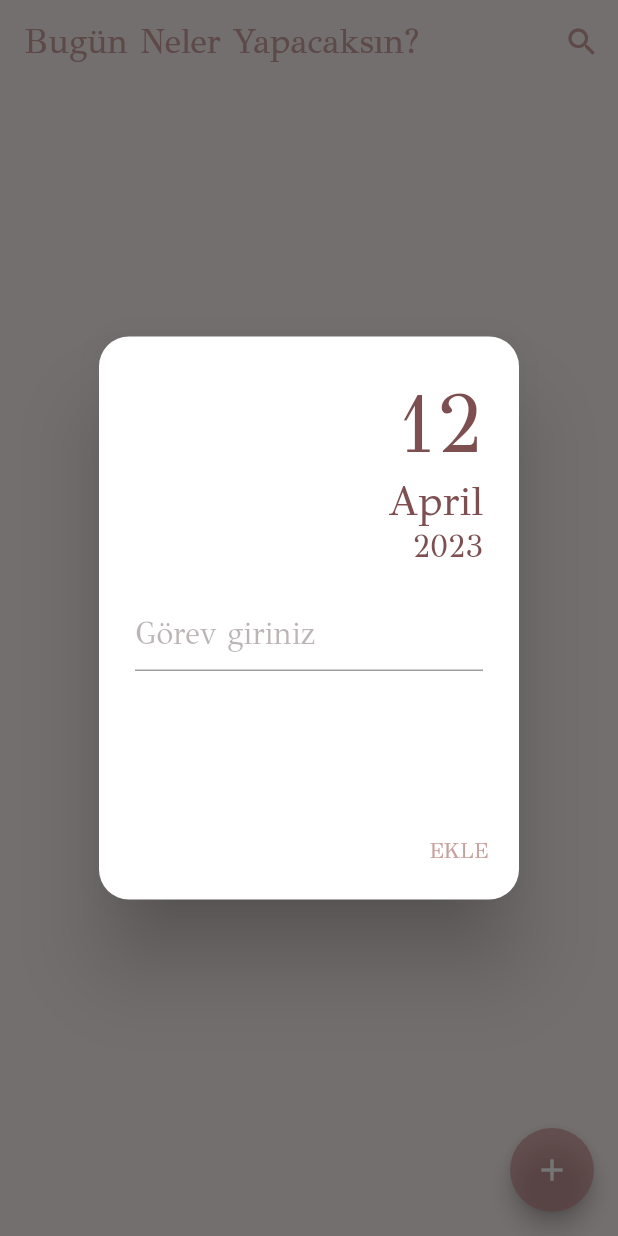
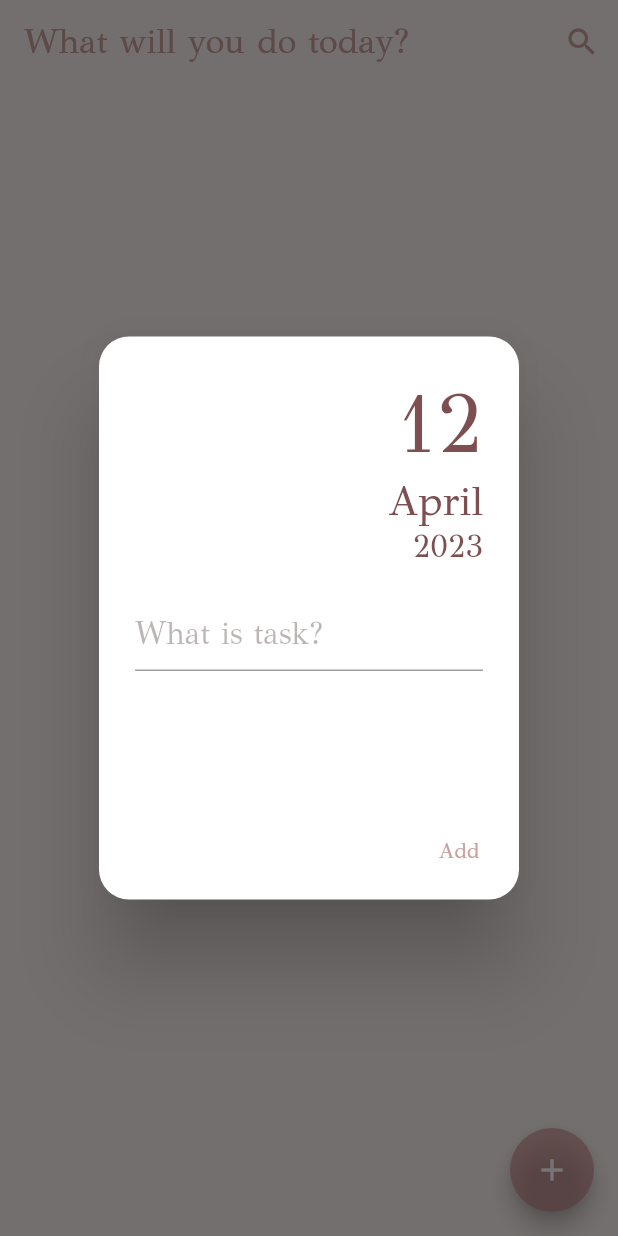
Before and after one commit to ecembostancioglu/todo_hive, a Flutter app: the screen it shows after launch, after a tap on the "add" icon, on a phone screen of 412 x 824 dp. Run offline on Flutter 3.47's test engine with Material 2 defaults, Android fonts, the phone set to English and light mode, and no system bars; our stand-ins replace bloc, easy_localization, equatable, flutter_bloc, flutter_screenutil, flutter_slidable and 3 more; accounts and stored records are empty.

Commit message:
Added translation on texts

```diff
--- a/lib/constants/text_constants.dart
+++ b/lib/constants/text_constants.dart
@@ -1,8 +1,6 @@
 class TextConstants{
-  static const String appBarTitle='Bugün Neler Yapacaksın?';
-  static const String gorevEkle='GÖREV EKLE';
-  static const String gorevGiriniz='Görev giriniz';
-  static const String ekle='EKLE';
-  static const String listeBos='Liste boş görünüyor..';
-  static const String arananGorevYok='Burada öyle bir şey yok..';
+  static const String appBarTitle='title';
+  static const String add_task='add_task';
+  static const String add='add';
+  static const String no_search_found='search';
 }
--- a/lib/views/home.dart
+++ b/lib/views/home.dart
@@ -1,3 +1,4 @@
+import 'package:easy_localization/easy_localization.dart';
 import 'package:flutter/material.dart';
 import 'package:flutter_bloc/flutter_bloc.dart';
 import 'package:flutter_screenutil/flutter_screenutil.dart';
@@ -80,9 +81,9 @@ class _HomePageState extends State<HomePage> {
               style: const TextStyle(
                   color: ColorConstants.primaryColor
               ),
-              decoration: const InputDecoration(
-                  hintText: TextConstants.gorevGiriniz,
-                  hintStyle: TextStyle(
+              decoration: InputDecoration(
+                  hintText: TextConstants.add_task.tr(),
+                  hintStyle:const TextStyle(
                       color: ColorConstants.hintTextColor
                   )
               ),
@@ -92,7 +93,7 @@ class _HomePageState extends State<HomePage> {
       ),
       actions: [
         TextButton(
-          child: const Text(TextConstants.ekle),
+          child: Text(TextConstants.add).tr(),
           onPressed: () async{
             newTodo=Todo.create(
                 name:textEditingController.text,
@@ -112,7 +113,7 @@ class _HomePageState extends State<HomePage> {
   Widget build(BuildContext context) {
     return Scaffold(
       appBar: AppBar(
-        title: const Text(TextConstants.appBarTitle),
+        title: Text(TextConstants.appBarTitle).tr(),
         actions: [
           IconButton(
               onPressed: () {
--- a/lib/widgets/home/custom_search_delegate.dart
+++ b/lib/widgets/home/custom_search_delegate.dart
@@ -1,3 +1,4 @@
+import 'package:easy_localization/easy_localization.dart';
 import 'package:flutter/material.dart';
 import 'package:todo_hive/constants/text_constants.dart';
 import 'package:todo_hive/widgets/home/todo_card.dart';
@@ -49,7 +50,7 @@ class CustomSearchDelegate extends SearchDelegate{
         })
         : Center(
          child: Text(
-            TextConstants.arananGorevYok,
+            TextConstants.no_search_found,
             style: Theme.of(context).textTheme.titleMedium));
   }
 
@@ -67,8 +68,8 @@ class CustomSearchDelegate extends SearchDelegate{
         })
         : Center(
          child: Text(
-            TextConstants.arananGorevYok,
-            style: Theme.of(context).textTheme.titleMedium));
+            TextConstants.no_search_found,
+            style: Theme.of(context).textTheme.titleMedium).tr());
   }
 
 }
```
